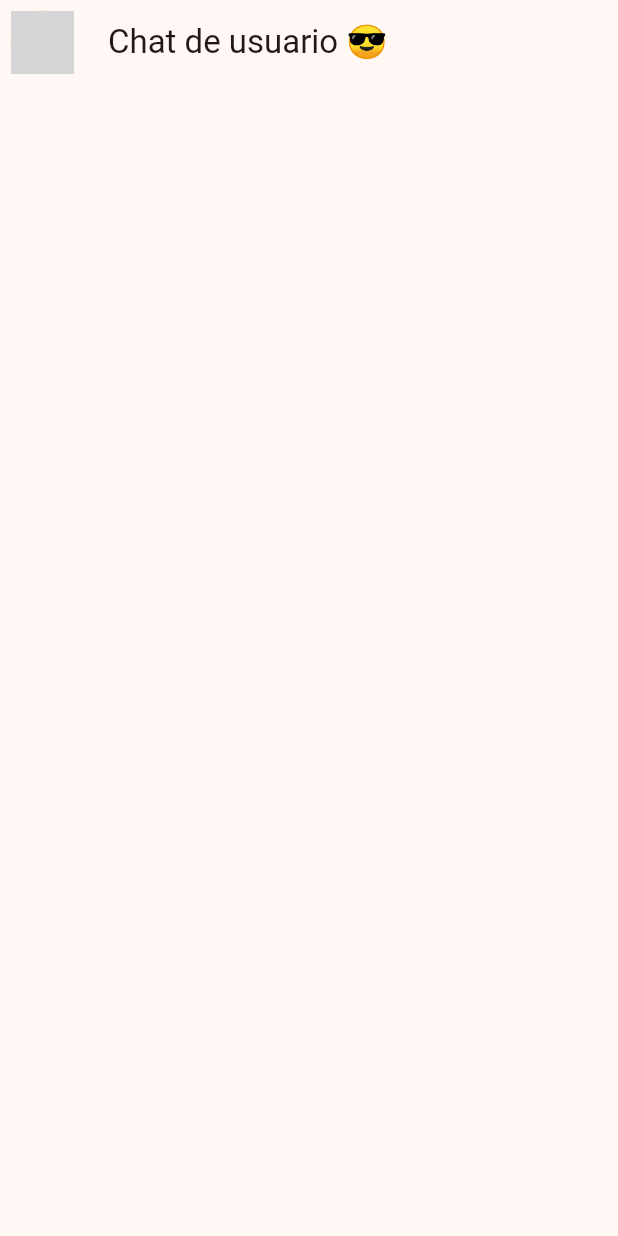
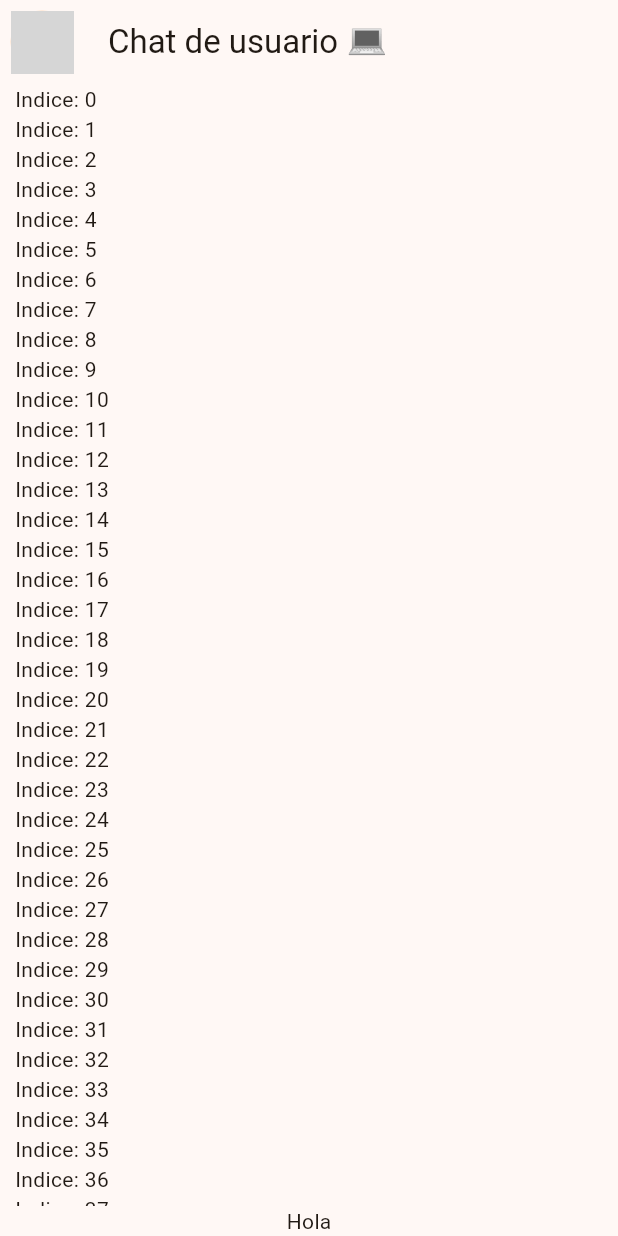
Before and after one commit to Xanul/yes_no_app, a Flutter app: the screen it shows after launch, on a phone screen of 412 x 824 dp. Run offline on Flutter 3.47's test engine with Material 2 defaults, Android fonts, the phone set to English and light mode, and no system bars; network calls fail; grey boxes are pictures that could not be loaded.

Commit message:
Added _ChatView widget to show chat messages

```diff
--- a/lib/presentation/chat/chat_screen.dart
+++ b/lib/presentation/chat/chat_screen.dart
@@ -15,8 +15,32 @@ class ChatScreen extends StatelessWidget {
             ),
           ),
         ),
-        title: const Text("Chat de usuario 😎"),
+        title: const Text("Chat de usuario 💻"),
+      ),
+      body: _ChatView(),
+    );
+  }
+}
 
+class _ChatView extends StatelessWidget {
+
+  @override
+  Widget build(BuildContext context) {
+    return SafeArea(
+      child: Padding(
+        padding: const EdgeInsets.symmetric(horizontal: 10),
+        child: Column(
+          children: [
+            Expanded(
+              child: ListView.builder(
+                itemCount: 100,
+                itemBuilder: (context, index) {
+                return Text("Indice: $index");
+              },)
+            ),
+            const Text("Hola"),
+          ],
+        ),
       ),
     );
   }
```
